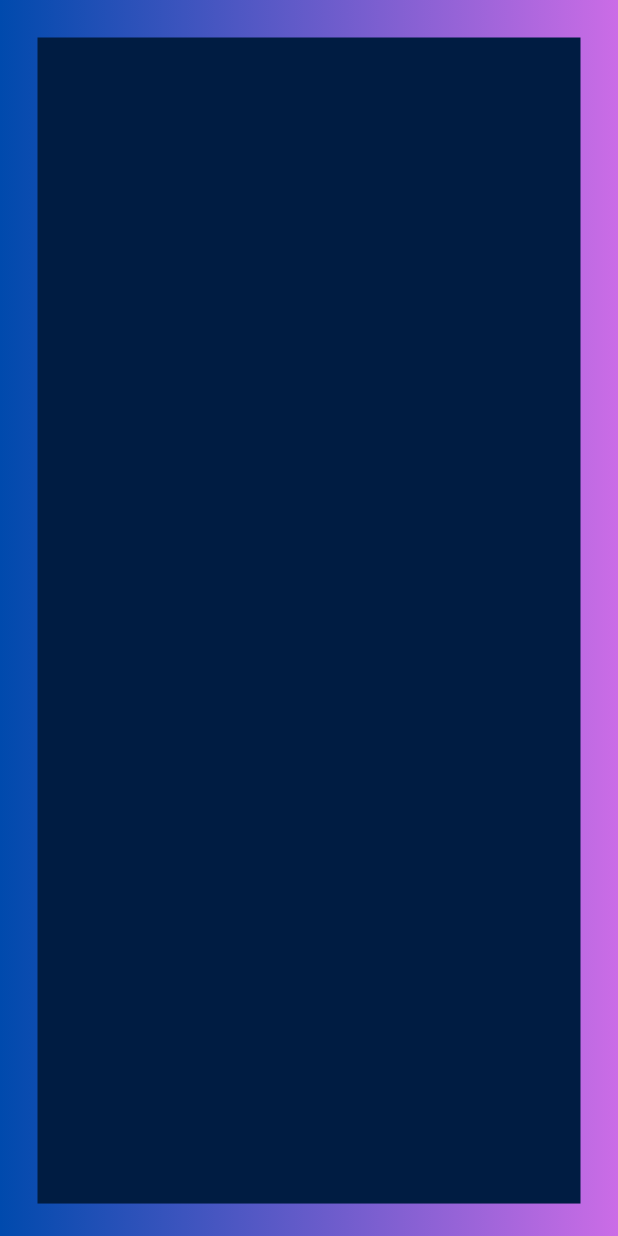
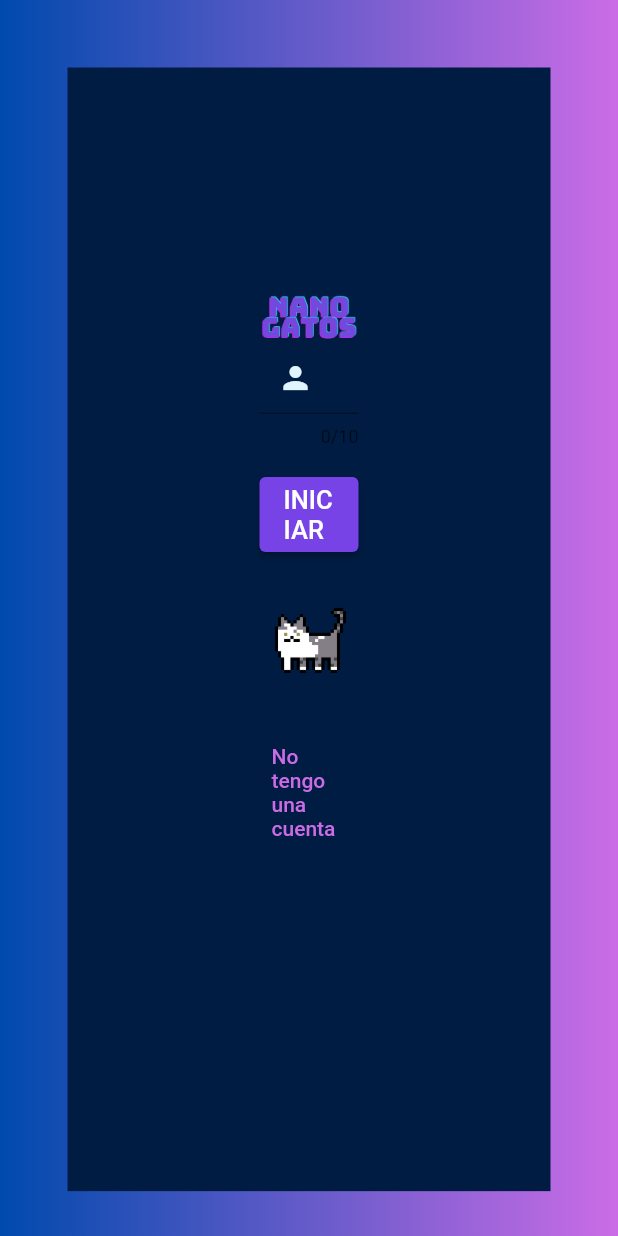
Before and after one commit to nanofrks/ATM, a Flutter app: the screen it shows after launch, on a phone screen of 412 x 824 dp. Run offline on Flutter 3.47's test engine with Material 2 defaults, Android fonts, the phone set to English and light mode, and no system bars; Roboto replaces fonts that are missing (RetroGaming).

Commit message:
login view

```diff
--- a/lib/views/login_view.dart
+++ b/lib/views/login_view.dart
@@ -1,5 +1,7 @@
+import 'package:atm_ingsoftware/views/register.dart';
 import 'package:flutter/material.dart';
 import 'package:atm_ingsoftware/views/home_view.dart';
+import 'package:flutter/services.dart';
 
 class LoginView extends StatelessWidget {
   const LoginView({super.key});
@@ -12,7 +14,6 @@ class LoginView extends StatelessWidget {
         mainAxisAlignment: MainAxisAlignment.center,
 
         children: [
-
           //contenedor que tiene el gradiente del fondo
           Container(
             height: MediaQuery.of(context).size.height,
@@ -26,13 +27,86 @@ class LoginView extends StatelessWidget {
             ),
             ),
 
-            child: ListView(
+            child: ListView( //todo el contenido que está en pantalla
               children: <Widget>[
                 Container(
-                  margin: const EdgeInsets.all(25.0),
-                  height: MediaQuery.of(context).size.height/1.06,
+                  padding: const EdgeInsets.only(left: 128, right: 128),
+                  margin: const EdgeInsets.all(45),
+                  height: MediaQuery.of(context).size.height/1.1,
                   color: const Color.fromRGBO(0, 28, 66, 1),
 
+                  child: ListView( //contenido dentro del contenedor azul
+                    children: <Widget>[
+                      const SizedBox(height: 150),
+
+                      //logo
+                      const Center(
+                        child: Image(image: AssetImage('assets/images/nanogatos.png'))
+                      ),
+
+                      //ingresar usuario
+                      SizedBox(
+                        width: 200,
+                        height: 90,
+                        child: TextFormField(
+                          decoration: InputDecoration(
+                            hintText: 'Usuario',
+                            hintStyle: TextStyle(
+                              color: Colors.lightBlue[50],
+                            ),
+                            floatingLabelBehavior: FloatingLabelBehavior.never,
+                            border: const UnderlineInputBorder(),
+                            prefixIcon: const Icon(Icons.person),
+                            prefixIconColor: Colors.lightBlue[50],
+
+                          ),
+                          maxLength: 10,
+                          keyboardType: TextInputType.number,
+                          inputFormatters: <TextInputFormatter>[FilteringTextInputFormatter.digitsOnly],
+                          textAlign: TextAlign.left,
+                          cursorColor: const Color.fromRGBO(203, 108, 230, 1),
+                          style: TextStyle(
+                            color: Colors.lightBlue[50]
+                          ),
+                        )),
+
+                      //botón iniciar
+                      ElevatedButton(
+                        onPressed: (){
+                          Navigator.push(context, MaterialPageRoute(builder: (_)=> const Homeview()));
+                        },
+                        style: ElevatedButton.styleFrom(
+                          backgroundColor: const Color.fromRGBO(120, 67, 230,1),
+                          fixedSize: const Size(0, 50),
+                        ),
+                        child: const Text(
+                          'INICIAR',
+                          style: TextStyle(
+                            fontFamily: 'RetroGaming',
+                            fontSize: 17,
+                          ),
+                        ),
+                      ),
+
+                      //imagen gato
+                      const Image(
+                        image: AssetImage('assets/images/aslitan.png'),
+                        alignment: Alignment.center,
+                        height: 120,
+                        ),
+                      TextButton(
+                        onPressed: (){
+                          Navigator.push(context, MaterialPageRoute(builder: (_)=> const Registerview()));
+                        },
+                        child: const Text(
+                          'No tengo una cuenta',
+                          style: TextStyle(
+                            color: Color.fromRGBO(203, 108, 230, 1)
+                          ),
+                        ))
+
+                    ]
+                  )
 
                 )
               ],
--- /dev/null
+++ b/lib/views/register.dart
@@ -0,0 +1,31 @@
+import 'package:flutter/material.dart';
+
+import 'package:flutter/material.dart';
+
+class Registerview extends StatelessWidget{
+  const Registerview({super.key});
+
+  @override
+  Widget build(BuildContext context){
+    return Scaffold(
+      backgroundColor: Colors.black45,
+      body: Column(
+        mainAxisAlignment: MainAxisAlignment.center,
+        children: [
+          ElevatedButton(
+            onPressed: (){
+              Navigator.pop(context);
+              },
+              child: Text('Volver')),
+
+          ElevatedButton(
+            onPressed: (){
+
+            },
+            child: Text('HOLA SOY VISTA REGISTRO'))
+        ],
+      )
+    );
+  }
+
+}
```
Also changed, not shown: pubspec.yaml (+12 -9 lines), assets/fonts/Bungee-Regular.ttf (added), assets/fonts/RetroGaming.ttf (added), assets/images/aslitan.png (added), assets/images/nanogatos.png (added).
